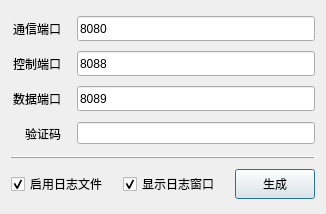
Before: the Qt Designer form daemondlg.ui in yzx65/GenerateFrontEnd, drawn with Qt 5.
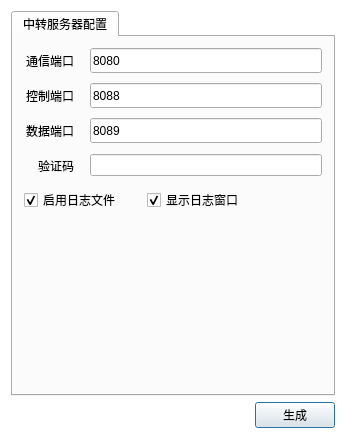
After: the same form once the commit is applied.

What changed in the file:
```diff
--- a/daemondlg.ui
+++ b/daemondlg.ui
@@ -6,8 +6,8 @@
    <rect>
     <x>0</x>
     <y>0</y>
-    <width>326</width>
-    <height>214</height>
+    <width>346</width>
+    <height>439</height>
    </rect>
   </property>
   <property name="windowTitle">
@@ -17,14 +17,29 @@
    <string notr="true">QWidget
 {
 	font-family:&quot;MicroSoft Yahei&quot;;
+}
+
+QWidget#DaemonDlg
+{
+	background-color:white;
 }</string>
   </property>
   <layout class="QVBoxLayout" name="verticalLayout">
-   <property name="spacing">
-    <number>5</number>
-   </property>
-   <property name="bottomMargin">
-    <number>5</number>
+   <item>
+    <widget class="QTabWidget" name="tabWidget">
+     <property name="minimumSize">
+      <size>
+       <width>0</width>
+       <height>200</height>
+      </size>
+     </property>
+     <widget class="QWidget" name="tab_2">
+      <attribute name="title">
+       <string>中转服务器配置</string>
+      </attribute>
+      <layout class="QVBoxLayout" name="verticalLayout_2">
+       <property name="spacing">
+        <number>10</number>
    </property>
    <item>
     <layout class="QHBoxLayout" name="horizontalLayout_4">
@@ -241,20 +256,7 @@
     </layout>
    </item>
    <item>
-    <widget class="QFrame" name="frame">
-     <property name="frameShape">
-      <enum>QFrame::HLine</enum>
-     </property>
-     <property name="frameShadow">
-      <enum>QFrame::Raised</enum>
-     </property>
-    </widget>
-   </item>
-   <item>
-    <layout class="QHBoxLayout" name="horizontalLayout">
-     <property name="spacing">
-      <number>0</number>
-     </property>
+        <layout class="QHBoxLayout" name="horizontalLayout_6">
      <item>
       <widget class="QCheckBox" name="chkEnableLog">
        <property name="text">
@@ -266,13 +268,16 @@
       </widget>
      </item>
      <item>
-      <spacer name="horizontalSpacer_2">
+          <spacer name="horizontalSpacer_8">
        <property name="orientation">
         <enum>Qt::Horizontal</enum>
        </property>
+           <property name="sizeType">
+            <enum>QSizePolicy::Fixed</enum>
+           </property>
        <property name="sizeHint" stdset="0">
         <size>
-         <width>40</width>
+             <width>20</width>
          <height>20</height>
         </size>
        </property>
@@ -289,6 +294,56 @@
       </widget>
      </item>
      <item>
+          <spacer name="horizontalSpacer_7">
+           <property name="orientation">
+            <enum>Qt::Horizontal</enum>
+           </property>
+           <property name="sizeHint" stdset="0">
+            <size>
+             <width>40</width>
+             <height>20</height>
+            </size>
+           </property>
+          </spacer>
+         </item>
+        </layout>
+       </item>
+       <item>
+        <spacer name="verticalSpacer">
+         <property name="orientation">
+          <enum>Qt::Vertical</enum>
+         </property>
+         <property name="sizeHint" stdset="0">
+          <size>
+           <width>20</width>
+           <height>40</height>
+          </size>
+         </property>
+        </spacer>
+       </item>
+      </layout>
+     </widget>
+    </widget>
+   </item>
+   <item>
+    <layout class="QHBoxLayout" name="horizontalLayout">
+     <property name="spacing">
+      <number>0</number>
+     </property>
+     <item>
+      <spacer name="horizontalSpacer_2">
+       <property name="orientation">
+        <enum>Qt::Horizontal</enum>
+       </property>
+       <property name="sizeHint" stdset="0">
+        <size>
+         <width>40</width>
+         <height>20</height>
+        </size>
+       </property>
+      </spacer>
+     </item>
+     <item>
       <spacer name="horizontalSpacer">
        <property name="orientation">
         <enum>Qt::Horizontal</enum>
@@ -306,7 +361,7 @@
        <property name="minimumSize">
         <size>
          <width>0</width>
-         <height>30</height>
+         <height>25</height>
         </size>
        </property>
        <property name="text">
```
Lines whose indentation alone changed are shown as unchanged.
